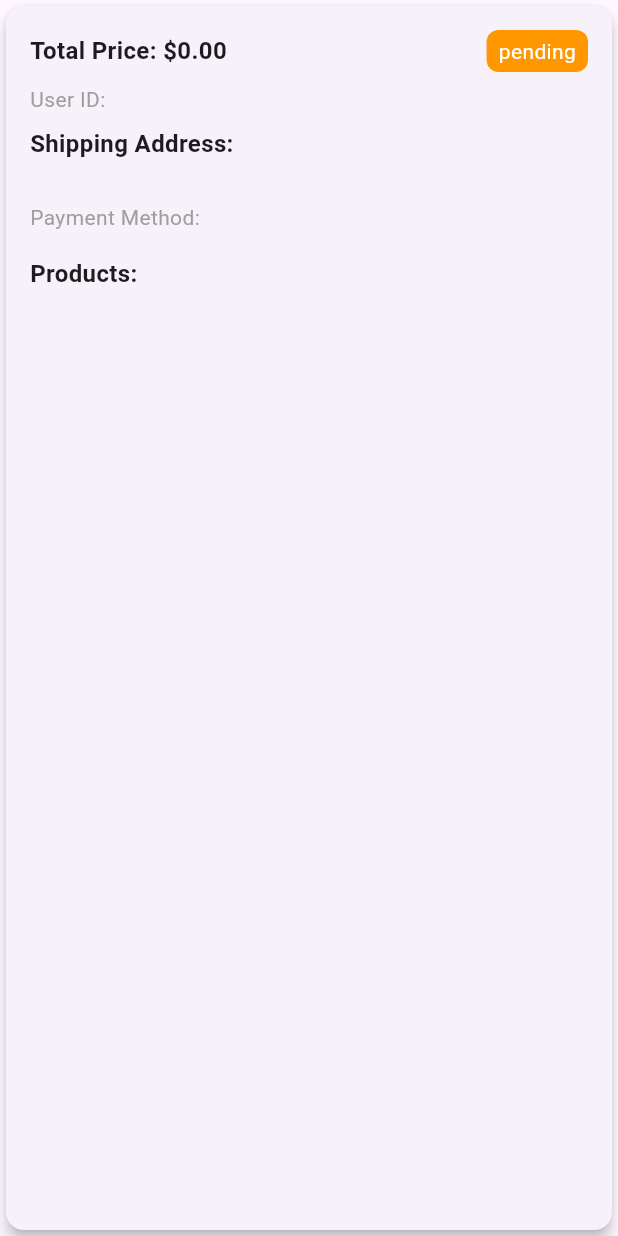
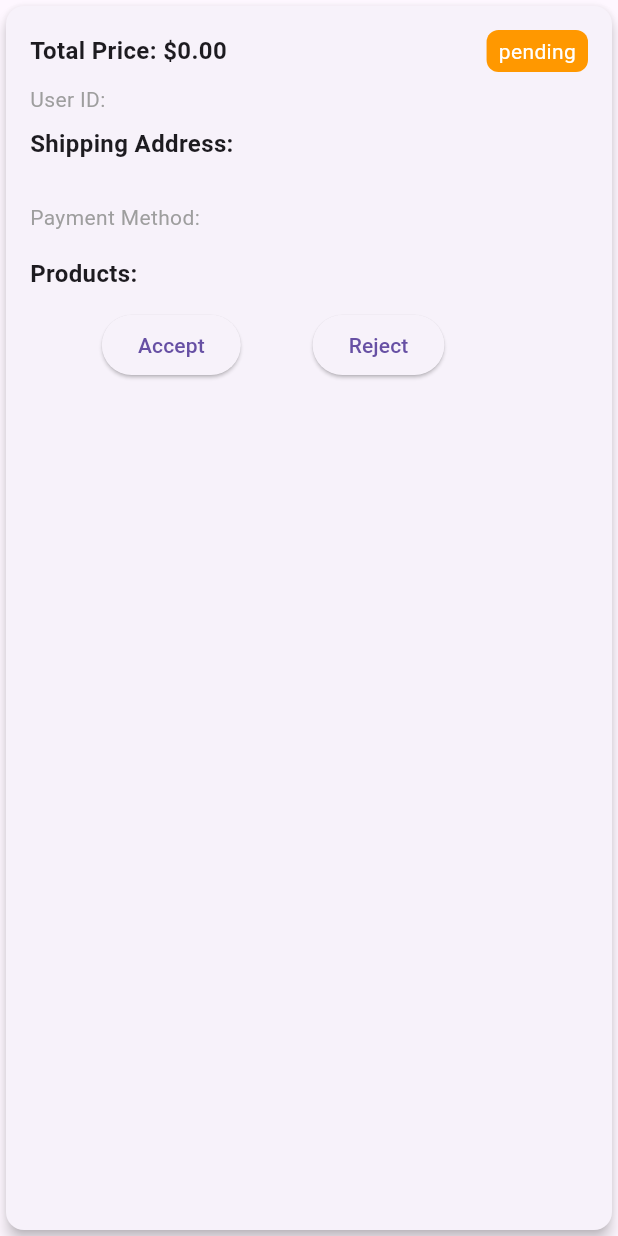
Before and after one commit to Afraym-Herz/E-commerce_dashboard, a Flutter app: the OrderItem widget shown alone on an empty page, opened directly with empty values, on a phone screen of 412 x 824 dp. Run offline on Flutter 3.47's test engine with Material 3 defaults, Android fonts, the phone set to English and light mode, and no system bars; our stand-ins replace cloud_firestore, dartz, firebase_core, firebase_storage, flutter_bloc, get_it and 4 more; accounts and stored records are empty; network calls fail.

Commit message:
create order action button to update order's state

```diff
--- /dev/null
+++ b/lib/features/orders/presentation/views/widgets/order_action_button.dart
@@ -0,0 +1,53 @@
+import 'package:e_commerce_dashboard/core/enums/order_status_enums.dart';
+import 'package:e_commerce_dashboard/features/orders/domain/entities/order_entity.dart';
+import 'package:e_commerce_dashboard/features/orders/presentation/manager/update_order/update_order_cubit.dart';
+import 'package:flutter/material.dart';
+import 'package:flutter_bloc/flutter_bloc.dart';
+
+
+class OrderActionButtons extends StatelessWidget {
+  const OrderActionButtons({
+    super.key,
+    required this.orderEntity,
+  });
+
+  final OrderEntity orderEntity;
+
+  @override
+  Widget build(BuildContext context) {
+    return Row(
+      mainAxisAlignment: MainAxisAlignment.spaceEvenly,
+      children: [
+        Visibility(
+          visible: orderEntity.status == OrderStatusEnum.pending,
+          child: ElevatedButton(
+            onPressed: () {
+              context.read<UpdateOrderCubit>().updateOrderStatus(
+                  status: OrderStatusEnum.accepted,
+                  orderId: orderEntity.orderId);
+            },
+            child: const Text('Accept'),
+          ),
+        ),
+        Visibility(
+          visible: orderEntity.status == OrderStatusEnum.pending,
+          child: ElevatedButton(
+            onPressed: () {},
+            child: const Text('Reject'),
+          ),
+        ),
+        Visibility(
+          visible: orderEntity.status == OrderStatusEnum.accepted,
+          child: ElevatedButton(
+            onPressed: () {
+              context.read<UpdateOrderCubit>().updateOrderStatus(
+                  status: OrderStatusEnum.delivered,
+                  orderId: orderEntity.orderId);
+            },
+            child: const Text('Delivered'),
+          ),
+        ),
+      ],
+    );
+  }
+}
--- a/lib/features/orders/presentation/views/widgets/order_item.dart
+++ b/lib/features/orders/presentation/views/widgets/order_item.dart
@@ -1,5 +1,6 @@
 import 'package:e_commerce_dashboard/core/enums/order_status_enums.dart';
 import 'package:e_commerce_dashboard/features/orders/domain/entities/order_entity.dart';
+import 'package:e_commerce_dashboard/features/orders/presentation/views/widgets/order_action_button.dart';
 import 'package:flutter/material.dart';
 
 class OrderItem extends StatelessWidget {
@@ -102,6 +103,7 @@ class OrderItem extends StatelessWidget {
               },
             ),
             const SizedBox(height: 12),
+            OrderActionButtons(orderEntity: orderEntity),
           ],
         ),
       ),
```
Also changed, not shown: lib/features/add_products/presentation/views/widgets/custom_progress_hud.dart (+7 -5 lines).
